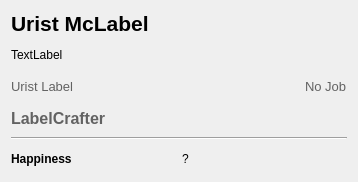
Qt form ui/dwarfdetailswidget.ui (Dwarf-Therapist/Dwarf-Therapist) before a commit.
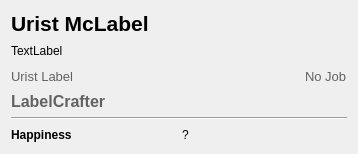
The same form after that commit.

```diff
--- a/ui/dwarfdetailswidget.ui
+++ b/ui/dwarfdetailswidget.ui
@@ -7,7 +7,7 @@
     <x>0</x>
     <y>0</y>
     <width>358</width>
-    <height>182</height>
+    <height>154</height>
    </rect>
   </property>
   <property name="windowTitle">
```
